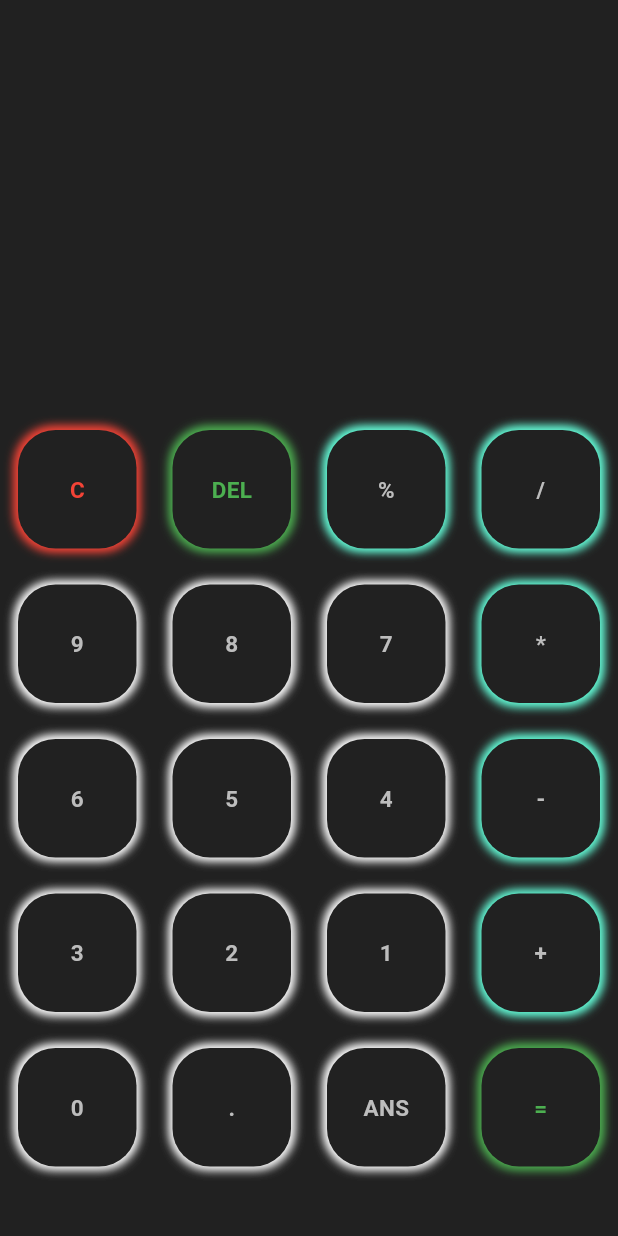
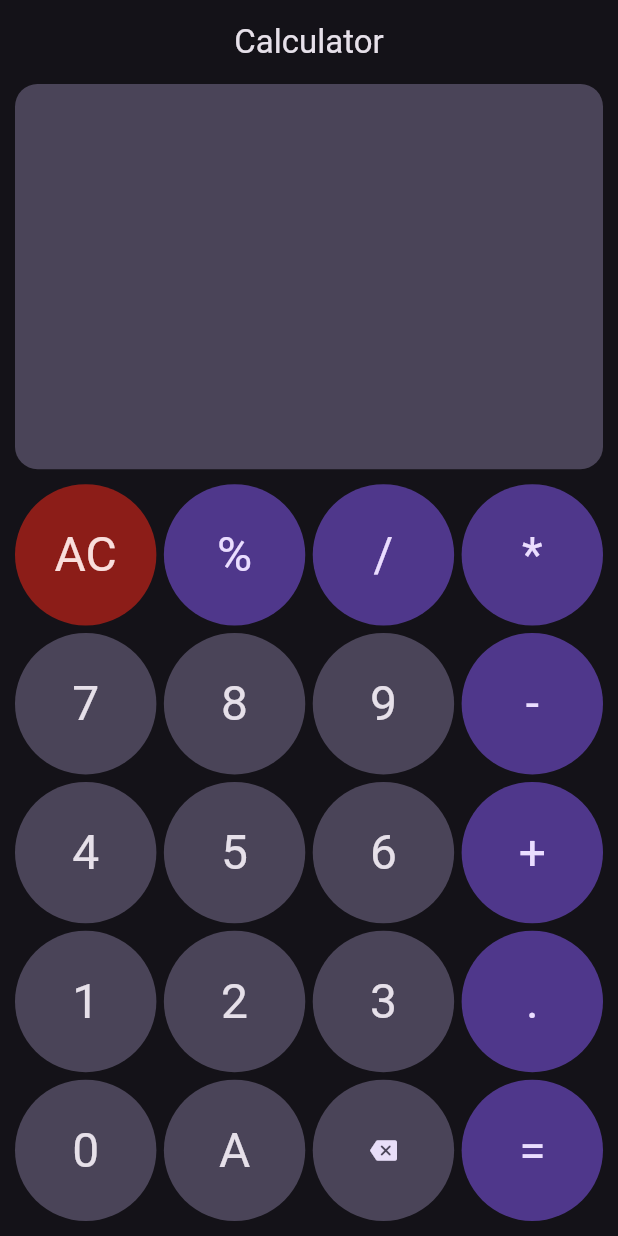
Before and after one commit to purveshxd/calculator, a Flutter app: the screen it shows after launch, on a phone screen of 412 x 824 dp. Run offline on Flutter 3.47's test engine with Material 3 defaults, Android fonts, the phone set to English and light mode, and no system bars; our stand-ins replace math_expressions.

Commit message:
style update

```diff
--- /dev/null
+++ b/lib/button_grid.dart
@@ -0,0 +1,197 @@
+import 'package:flutter/material.dart';
+import 'package:full_calculator/buttons.dart';
+import 'package:math_expressions/math_expressions.dart';
+
+class ButtonGrid extends StatefulWidget {
+  const ButtonGrid({super.key});
+
+  @override
+  State<ButtonGrid> createState() => _ButtonGridState();
+}
+
+class _ButtonGridState extends State<ButtonGrid> {
+  var userQue = '';
+  var userAns = '';
+  List<String> buttons = [
+    'AC',
+    '%',
+    '/',
+    '*',
+    '7',
+    '8',
+    '9',
+    '-',
+    '4',
+    '5',
+    '6',
+    '+',
+    '1',
+    '2',
+    '3',
+    '.',
+    '0',
+    'A',
+    'DEL',
+    '=',
+  ];
+
+  @override
+  Widget build(BuildContext context) {
+    final double height = MediaQuery.of(context).size.height;
+    final double width = MediaQuery.of(context).size.width;
+    return Scaffold(
+      backgroundColor: Theme.of(context).colorScheme.background,
+      appBar: AppBar(
+        title: const Text("Calculator"),
+        centerTitle: true,
+      ),
+      body: SafeArea(
+        child: Padding(
+          padding: const EdgeInsets.all(10.0).copyWith(top: 0),
+          child: Column(
+            mainAxisSize: MainAxisSize.max,
+            children: [
+              Expanded(
+                child: Container(
+                  width: width,
+                  margin: const EdgeInsets.only(bottom: 10),
+                  decoration: BoxDecoration(
+                      borderRadius: BorderRadius.circular(15),
+                      color: Theme.of(context).colorScheme.secondaryContainer),
+                  child: Column(
+                      mainAxisAlignment: MainAxisAlignment.start,
+                      mainAxisSize: MainAxisSize.min,
+                      children: [
+                        Text(
+                          userQue,
+                          textAlign: TextAlign.left,
+                          style: TextStyle(
+                            color: Colors.grey.shade400,
+                            fontSize: MediaQuery.of(context).size.width / 7,
+                          ),
+                        ),
+                        Text(
+                          userAns,
+                          style: TextStyle(
+                            color: Colors.grey.shade400,
+                            fontSize: MediaQuery.of(context).size.width / 6,
+                          ),
+                        ),
+                      ]),
+                ),
+              ),
+              GridView.builder(
+                  // padding: const EdgeInsets.all(10),
+                  shrinkWrap: true,
+                  itemCount: buttons.length,
+                  physics: const NeverScrollableScrollPhysics(),
+                  gridDelegate: const SliverGridDelegateWithFixedCrossAxisCount(
+                    crossAxisSpacing: 5,
+                    mainAxisSpacing: 5,
+                    crossAxisCount: 4,
+                  ),
+                  itemBuilder: (BuildContext context, int index) {
+                    if (buttons[index] == 'AC') {
+                      return CalButton(
+                        buttonColor:
+                            Theme.of(context).colorScheme.errorContainer,
+                        textColor:
+                            Theme.of(context).colorScheme.onErrorContainer,
+                        buttonTap: () {
+                          setState(() {
+                            userQue = '';
+                            userAns = '';
+                          });
+                        },
+                        buttonText: buttons[index],
+                      );
+                    } else if (buttons[index] == 'DEL') {
+                      return CalButton(
+                        widget: const Icon(Icons.backspace_rounded),
+                        buttonTap: () {
+                          if (userQue.isNotEmpty) {
+                            setState(() {
+                              userQue =
+                                  userQue.substring(0, userQue.length - 1);
+                            });
+                          }
+                        },
+                        buttonText: buttons[index],
+                      );
+                    } else if (buttons[index] == '=') {
+                      return CalButton(
+                        textColor:
+                            Theme.of(context).colorScheme.onPrimaryContainer,
+                        buttonColor:
+                            Theme.of(context).colorScheme.primaryContainer,
+                        buttonTap: () {
+                          setState(() {
+                            operations();
+                          });
+                        },
+                        buttonText: buttons[index],
+                      );
+                    } else if (buttons[index] == 'A') {
+                      return CalButton(
+                        buttonTap: () {
+                          setState(() {
+                            operations();
+                          });
+                        },
+                        buttonText: buttons[index],
+                      );
+                    } else {
+                      if (isOperator(buttons[index])) {
+                        return CalButton(
+                          buttonText: buttons[index],
+                          textColor:
+                              Theme.of(context).colorScheme.onPrimaryContainer,
+                          buttonColor:
+                              Theme.of(context).colorScheme.primaryContainer,
+                          buttonTap: () {
+                            setState(() {
+                              userQue += buttons[index];
+                            });
+                          },
+                        );
+                      }
+                      return CalButton(
+                        buttonTap: () {
+                          setState(() {
+                            userQue += buttons[index];
+                          });
+                        },
+                        buttonText: buttons[index],
+                      );
+                    }
+                  }),
+            ],
+          ),
+        ),
+      ),
+    );
+  }
+
+  void operations() {
+    String finalQue = userQue;
+    Parser p = Parser();
+    Expression exp = p.parse(finalQue);
+    ContextModel cm = ContextModel();
+    double eval = exp.evaluate(EvaluationType.REAL, cm);
+    userAns = eval.toString();
+  }
+
+  isOperator(String button) {
+    if (button == '%' ||
+        button == '+' ||
+        button == '-' ||
+        button == '*' ||
+        button == '=' ||
+        button == '/' ||
+        button == '.') {
+      return true;
+    } else {
+      return false;
+    }
+  }
+}
--- a/lib/buttons.dart
+++ b/lib/buttons.dart
@@ -1,46 +1,38 @@
 import 'package:flutter/material.dart';
 
 class CalButton extends StatelessWidget {
+  final String buttonText;
+  final void Function()? buttonTap;
+  final Widget? widget;
+  final Color? textColor;
+  final Color? buttonColor;
   const CalButton(
       {Key? key,
       required this.buttonText,
-      this.color,
+      this.buttonTap,
+      this.widget,
       this.textColor,
-      this.buttonTap})
+      this.buttonColor})
       : super(key: key);
-
-  final String buttonText;
-  final color;
-  final textColor;
-  final buttonTap;
 
   @override
   Widget build(BuildContext context) {
-    return GestureDetector(
-      onTap: buttonTap,
-      child: Padding(
-        padding: const EdgeInsets.all(12),
-        child: Container(
-          child: Center(
-              child: Text(
-            buttonText,
-            style: TextStyle(
-                color: textColor, fontWeight: FontWeight.bold, fontSize: 15),
-          )),
-          height: 20,
-          width: 20,
-          decoration: BoxDecoration(
-            boxShadow: [
-              BoxShadow(color: color, blurRadius: 5, spreadRadius: 1),
-              BoxShadow(color: color, blurRadius: 5, spreadRadius: 1)
-            ],
-            color: Colors.grey.shade900,
-            borderRadius: BorderRadius.all(
-              Radius.circular(25),
-            ),
-          ),
-        ),
-      ),
-    );
+    return FilledButton.tonal(
+        style: FilledButton.styleFrom(backgroundColor: buttonColor),
+        // onLongPress: () {
+
+        // },
+        onPressed: buttonTap,
+        child: Center(
+          child: widget ??
+              Text(
+                buttonText,
+                textAlign: TextAlign.center,
+                style: Theme.of(context)
+                    .textTheme
+                    .headlineLarge!
+                    .copyWith(color: textColor),
+              ),
+        ));
   }
 }
--- a/lib/glassbutton.dart
+++ /dev/null
@@ -1,31 +0,0 @@
-import 'package:flutter/material.dart';
-
-class GlassButton extends StatelessWidget {
-  const GlassButton(
-      {Key? key,
-      this.buttonTap,
-      required this.buttonText,
-      this.textColor,
-      this.color})
-      : super(key: key);
-  final buttonTap;
-  final String buttonText;
-  final textColor;
-  final color;
-  @override
-  Widget build(BuildContext context) {
-    return GestureDetector(
-      onTap: buttonTap,
-      child: Padding(
-        padding: const EdgeInsets.all(12),
-        child: Container(
-            //blur
-
-            //gradient
-            //child
-            ),
-      ),
-    );
-    ;
-  }
-}
--- a/lib/main.dart
+++ b/lib/main.dart
@@ -1,163 +1,24 @@
 import 'package:flutter/material.dart';
-import 'package:full_calculator/buttons.dart';
-import 'package:full_calculator/glassbutton.dart';
-import 'package:math_expressions/math_expressions.dart';
+import 'package:full_calculator/button_grid.dart';
 
 void main() {
-  runApp(MyApp());
+  runApp(const MyApp());
 }
 
 class MyApp extends StatefulWidget {
-  MyApp({Key? key}) : super(key: key);
+  const MyApp({Key? key}) : super(key: key);
   @override
   State<MyApp> createState() => _MyAppState();
 }
 
-var userQue = '';
-var userAns = '';
-
 class _MyAppState extends State<MyApp> {
-  List<String> buttons = [
-    'C',
-    'DEL',
-    '%',
-    '/',
-    '9',
-    '8',
-    '7',
-    '*',
-    '6',
-    '5',
-    '4',
-    '-',
-    '3',
-    '2',
-    '1',
-    '+',
-    '0',
-    '.',
-    'ANS',
-    '=',
-  ];
   @override
   Widget build(BuildContext context) {
     return MaterialApp(
       debugShowCheckedModeBanner: false,
-      home: Scaffold(
-        backgroundColor: Colors.grey.shade900,
-        body: Column(
-          children: [
-            Expanded(
-              child: Container(
-                padding: const EdgeInsets.all(10),
-                child: Column(
-                    mainAxisAlignment: MainAxisAlignment.spaceEvenly,
-                    children: [
-                      const SizedBox(
-                        height: 27,
-                      ),
-                      Container(
-                          alignment: Alignment.centerLeft,
-                          child: Text(
-                            userQue,
-                            style: TextStyle(
-                                color: Colors.grey.shade400, fontSize: 35),
-                          )),
-                      Container(
-                          alignment: Alignment.centerRight,
-                          child: Text(userAns,
-                              style: const TextStyle(
-                                  color: Colors.white, fontSize: 50))),
-                    ]),
-              ),
-            ),
-            Expanded(
-              flex: 2,
-              child: Container(
-                child: GridView.builder(
-                    itemCount: buttons.length,
-                    physics: const NeverScrollableScrollPhysics(),
-                    gridDelegate: const SliverGridDelegateWithFixedCrossAxisCount(
-                      crossAxisCount: 4,
-                    ),
-                    itemBuilder: (BuildContext context, int index) {
-                      if (index == 0) {
-                        return CalButton(
-                          buttonTap: () {
-                            setState(() {
-                              userQue = '';
-                              userAns = '';
-                            });
-                          },
-                          buttonText: buttons[index],
-                          color: Colors.red,
-                          textColor: Colors.red,
-                        );
-                      } else if (index == 1) {
-                        return CalButton(
-                          buttonTap: () {
-                            setState(() {
-                              userQue =
-                                  userQue.substring(0, userQue.length - 1);
-                            });
-                          },
-                          buttonText: buttons[index],
-                          color: Colors.green,
-                          textColor: Colors.green,
-                        );
-                      } else if (index == buttons.length - 1) {
-                        return CalButton(
-                          buttonTap: () {
-                            setState(() {
-                              operations();
-                            });
-                          },
-                          buttonText: buttons[index],
-                          color: Colors.green,
-                          textColor: Colors.green,
-                        );
-                      } else {
-                        return CalButton(
-                          buttonTap: () {
-                            setState(() {
-                              userQue += buttons[index];
-                            });
-                          },
-                          buttonText: buttons[index],
-                          color: isOperator(buttons[index])
-                              ? Colors.tealAccent
-                              : Colors.white,
-                          textColor: Colors.grey.shade400,
-                        );
-                      }
-                    }),
-              ),
-            ),
-          ],
-        ),
-      ),
+      theme: ThemeData(brightness: Brightness.dark, useMaterial3: true),
+      themeMode: ThemeMode.dark,
+      home: const ButtonGrid(),
     );
   }
-
-  void operations() {
-    String finalQue = userQue;
-    Parser p = Parser();
-    Expression exp = p.parse(finalQue);
-    ContextModel cm = ContextModel();
-    double eval = exp.evaluate(EvaluationType.REAL, cm);
-    userAns = eval.toString();
-  }
-
-  isOperator(String button) {
-    if (button == '%' ||
-        button == '+' ||
-        button == '-' ||
-        button == '*' ||
-        button == '=' ||
-        button == '/') {
-      return true;
-    } else {
-      return false;
-    }
-  }
 }
```
Also changed, not shown: pubspec.lock, 1 other file.
